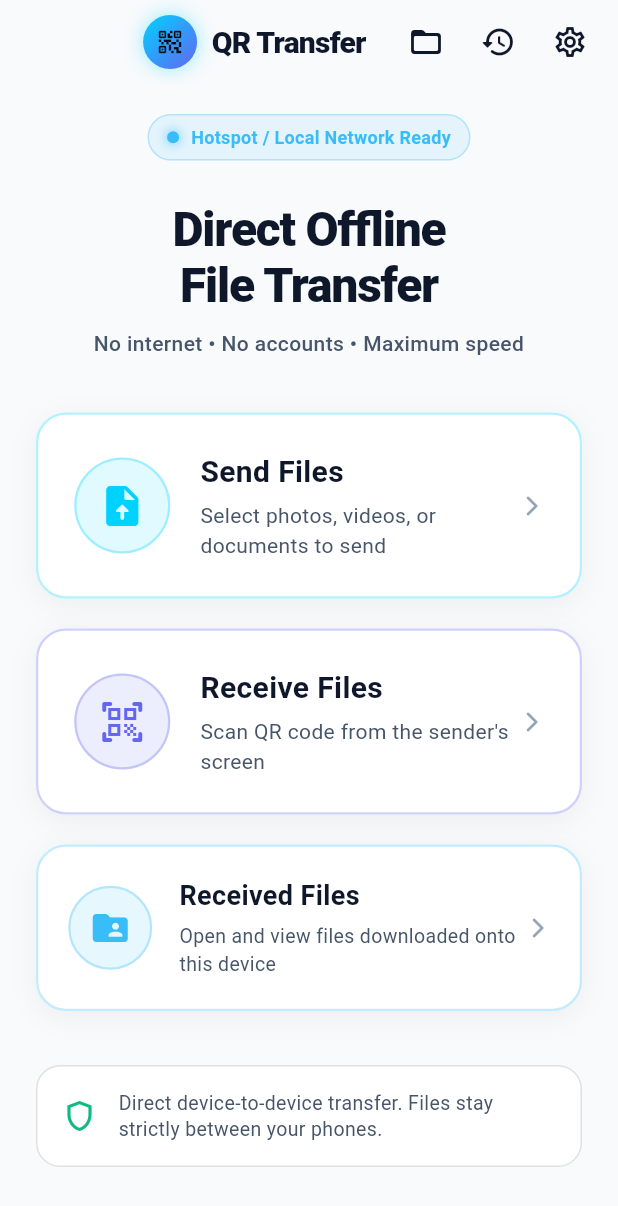
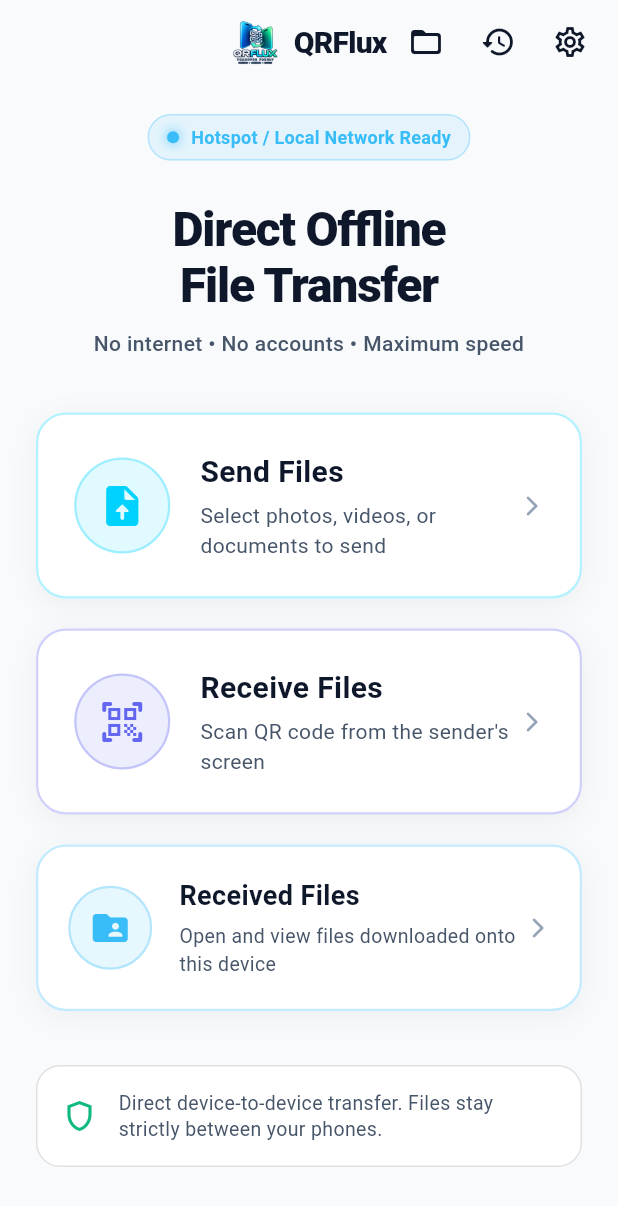
Before and after one commit to Ganesh-anandam/qrflux, a Flutter app: the screen it shows after launch, on a phone screen of 412 x 824 dp. Shown: the top 1206 px of the screen. Run offline on Flutter 3.47's test engine with Material 3 defaults, Android fonts, the phone set to English and light mode, and no system bars; our stand-ins replace file_picker, flutter_riverpod, open_filex, permission_handler, qr_flutter, shared_preferences; missing offline and left inert: ftp_server, ftpconnect, mobile_scanner, network_info_plus.

Commit message:
feat: integrate QRFlux official logo, release build, and Vercel hosting setup

```diff
--- a/bin/server.dart
+++ b/bin/server.dart
@@ -59,6 +59,10 @@ class TransferHostServer {
 
     if (path == '/' || path == '/index.html') {
       await _serveWebAsset(req, 'bin/web/index.html', 'text/html');
+    } else if (path == '/logo.png') {
+      await _serveWebAsset(req, 'bin/web/logo.png', 'image/png');
+    } else if (path == '/favicon.png') {
+      await _serveWebAsset(req, 'web/favicon.png', 'image/png');
     } else if (path == '/api/info') {
       await _serveJson(req, {
         'ip': _localIp,
--- a/lib/core/constants/app_constants.dart
+++ b/lib/core/constants/app_constants.dart
@@ -1,6 +1,6 @@
 class AppConstants {
-  static const String appName = 'QR Transfer';
-  static const String appTagline = 'Fast • Private • Offline';
+  static const String appName = 'QRFlux';
+  static const String appTagline = 'Transfer Freely • Offline • Private • Fast';
   static const String appVersion = '1.0.0';
 
   // FTP Configuration
--- a/lib/features/home/home_screen.dart
+++ b/lib/features/home/home_screen.dart
@@ -24,22 +24,13 @@ class HomeScreen extends ConsumerWidget {
         title: Row(
           mainAxisSize: MainAxisSize.min,
           children: [
-            Container(
-              padding: const EdgeInsets.all(8),
-              decoration: BoxDecoration(
-                shape: BoxShape.circle,
-                gradient: AppColors.primaryGradient,
-                boxShadow: [
-                  BoxShadow(
-                    color: AppColors.primary.withValues(alpha: 0.4),
-                    blurRadius: 10,
-                  ),
-                ],
-              ),
-              child: const Icon(
-                Icons.qr_code_2_rounded,
-                color: Color(0xFF090D16),
-                size: 20,
+            ClipRRect(
+              borderRadius: BorderRadius.circular(8),
+              child: Image.asset(
+                'assets/images/logo.png',
+                width: 32,
+                height: 32,
+                fit: BoxFit.contain,
               ),
             ),
             const SizedBox(width: 10),
--- a/pubspec.yaml
+++ b/pubspec.yaml
@@ -72,10 +72,8 @@ flutter:
   # the material Icons class.
   uses-material-design: true
 
-  # To add assets to your application, add an assets section, like this:
-  # assets:
-  #   - images/a_dot_burr.jpeg
-  #   - images/a_dot_ham.jpeg
+  assets:
+    - assets/images/
 
   # An image asset can refer to one or more resolution-specific "variants", see
   # https://flutter.dev/to/resolution-aware-images
```
Also changed, not shown: assets/images/logo.png (added), public/favicon.png (added), public/logo.png (added), vercel.json (added), 21 other files.
